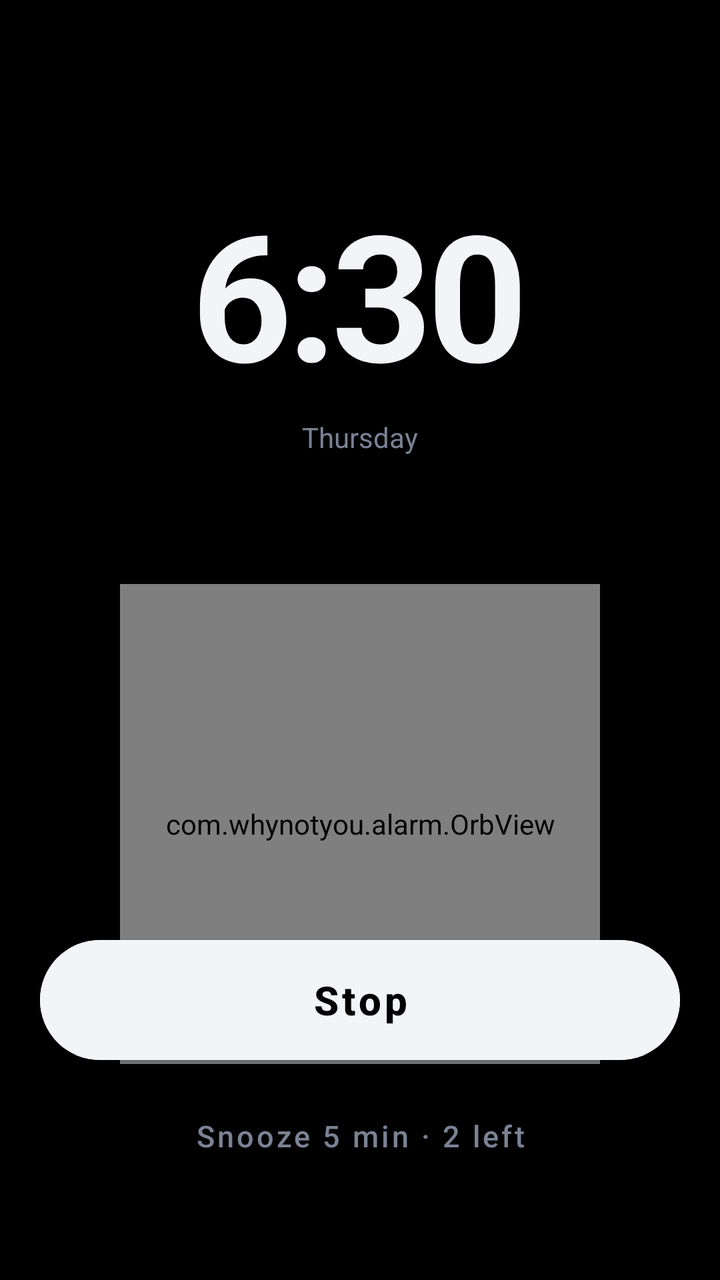
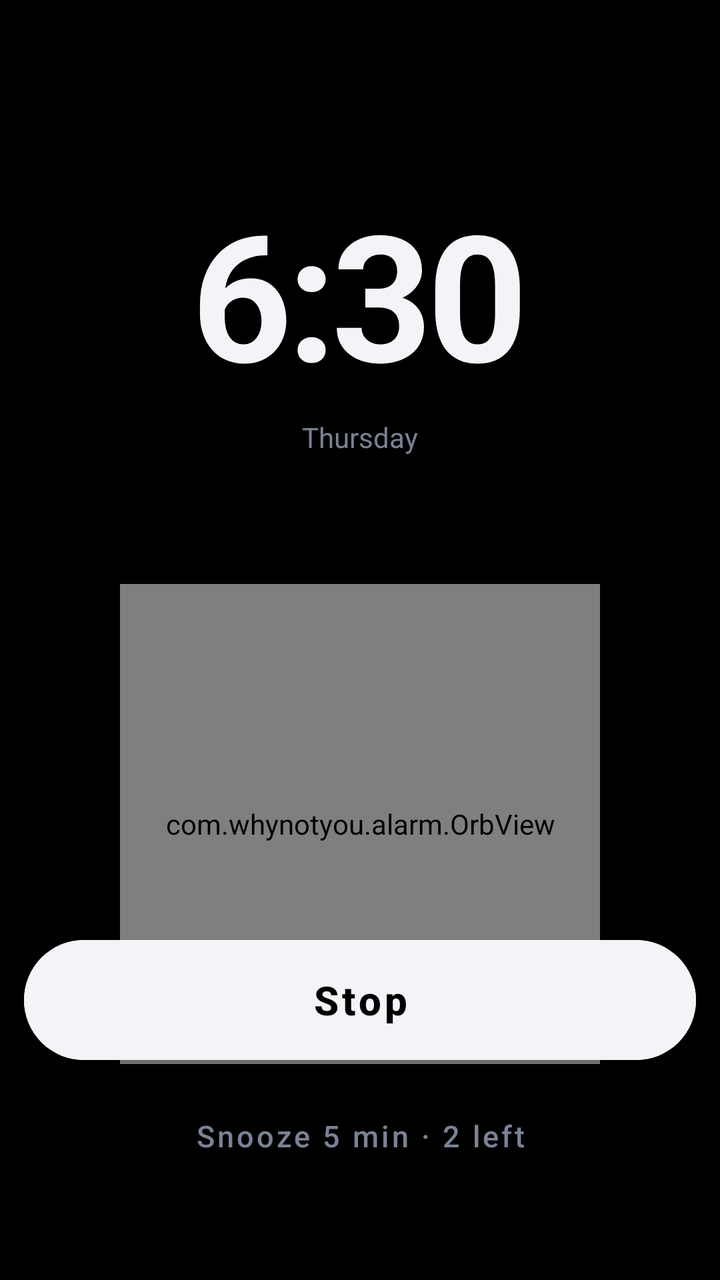

Before-and-after screenshots of an Android layout around one commit, followed by the original layout XML and the change that was made.
<!-- AndroidManifest.xml: activity theme Theme.WhyNotYou.Fullscreen -->
<!-- res/layout/activity_alarm.xml -->
<?xml version="1.0" encoding="utf-8"?>
<FrameLayout xmlns:android="http://schemas.android.com/apk/res/android"
    android:layout_width="match_parent"
    android:layout_height="match_parent"
    android:background="#000000">

    <LinearLayout
        android:layout_width="match_parent"
        android:layout_height="match_parent"
        android:gravity="center_horizontal"
        android:orientation="vertical"
        android:paddingStart="20dp"
        android:paddingTop="88dp"
        android:paddingEnd="20dp">

        <TextView
            android:id="@+id/txt_clock"
            android:layout_width="wrap_content"
            android:layout_height="wrap_content"
            android:text="6:30"
            android:textColor="#F2F4F8"
            android:textSize="88sp"
            android:textStyle="bold"
            android:letterSpacing="-0.03" />

        <TextView
            android:id="@+id/txt_sub"
            android:layout_width="wrap_content"
            android:layout_height="wrap_content"
            android:layout_marginTop="4dp"
            android:text="Thursday"
            android:textColor="#7A8294"
            android:textSize="14sp" />

        <com.whynotyou.alarm.OrbView
            android:id="@+id/orb"
            android:layout_width="240dp"
            android:layout_height="240dp"
            android:layout_marginTop="64dp" />

        <TextView
            android:id="@+id/txt_brief"
            android:layout_width="match_parent"
            android:layout_height="wrap_content"
            android:layout_marginTop="32dp"
            android:lineSpacingExtra="8dp"
            android:text=""
            android:textColor="#F2F4F8"
            android:textSize="22sp"
            android:textStyle="bold"
            android:visibility="gone" />
    </LinearLayout>

    <LinearLayout
        android:layout_width="match_parent"
        android:layout_height="wrap_content"
        android:layout_gravity="bottom"
        android:gravity="center_horizontal"
        android:orientation="vertical"
        android:paddingStart="20dp"
        android:paddingEnd="20dp"
        android:paddingBottom="48dp">

        <TextView
            android:id="@+id/txt_phone_down"
            android:layout_width="wrap_content"
            android:layout_height="wrap_content"
            android:layout_marginBottom="16dp"
            android:text="Phone down."
            android:textColor="#F2F4F8"
            android:textSize="32sp"
            android:textStyle="bold"
            android:visibility="gone" />

        <Button
            android:id="@+id/btn_main"
            android:layout_width="match_parent"
            android:layout_height="72dp"
            android:backgroundTint="#F2F4F8"
            android:text="Stop"
            android:textAllCaps="false"
            android:textColor="#000000"
            android:textSize="20sp"
            android:textStyle="bold"
            app:cornerRadius="36dp"
            xmlns:app="http://schemas.android.com/apk/res-auto" />

        <Button
            android:id="@+id/btn_snooze"
            android:layout_width="wrap_content"
            android:layout_height="48dp"
            android:layout_marginTop="8dp"
            android:background="@android:color/transparent"
            android:text="Snooze 5 min · 2 left"
            android:textAllCaps="false"
            android:textColor="#7A8294"
            android:textSize="15sp" />
    </LinearLayout>
</FrameLayout>
<!-- resources referenced by this layout -->
<resources>
  <style name="Theme.WhyNotYou.Fullscreen" parent="Theme.WhyNotYou">
          <item name="android:windowFullscreen">true</item>
          <item name="android:windowLayoutInDisplayCutoutMode">shortEdges</item>
      </style>
  <style name="Theme.WhyNotYou" parent="Theme.MaterialComponents.NoActionBar">
          <item name="colorPrimary">#F2F4F8</item>
          <item name="colorOnPrimary">#000000</item>
          <item name="colorSecondary">#F2F4F8</item>
          <item name="colorAccent">#F2F4F8</item>
          <item name="android:statusBarColor">#000000</item>
          <item name="android:navigationBarColor">#000000</item>
          <item name="android:windowBackground">#000000</item>
          <item name="android:textColorPrimary">#F2F4F8</item>
          <item name="android:colorControlActivated">#F2F4F8</item>
          <item name="android:timePickerStyle">@style/TimePickerDark</item>
          <item name="android:alertDialogTheme">@style/DialogDark</item>
          <item name="materialAlertDialogTheme">@style/DialogDark</item>
      </style>
  <style name="TimePickerDark" parent="android:Widget.Material.TimePicker">
          <item name="android:headerBackground">#0B0D12</item>
          <item name="android:numbersBackgroundColor">#15181F</item>
          <item name="android:numbersSelectorColor">#F2F4F8</item>
          <item name="android:numbersTextColor">#F2F4F8</item>
      </style>
  <style name="DialogDark" parent="Theme.MaterialComponents.Dialog">
          <item name="colorPrimary">#F2F4F8</item>
          <item name="colorAccent">#F2F4F8</item>
          <item name="android:background">#0B0D12</item>
          <item name="android:textColorPrimary">#F2F4F8</item>
          <item name="android:textColorSecondary">#7A8294</item>
      </style>
</resources>

<!-- the commit's change to res/layout/activity_alarm.xml (unified diff, before → after) -->
@@ -9,9 +9,9 @@
         android:layout_height="match_parent"
         android:gravity="center_horizontal"
         android:orientation="vertical"
-        android:paddingStart="20dp"
+        android:paddingStart="12dp"
         android:paddingTop="88dp"
-        android:paddingEnd="20dp">
+        android:paddingEnd="12dp">
 
         <TextView
             android:id="@+id/txt_clock"
@@ -57,8 +57,8 @@
         android:layout_gravity="bottom"
         android:gravity="center_horizontal"
         android:orientation="vertical"
-        android:paddingStart="20dp"
-        android:paddingEnd="20dp"
+        android:paddingStart="12dp"
+        android:paddingEnd="12dp"
         android:paddingBottom="48dp">
 
         <TextView
